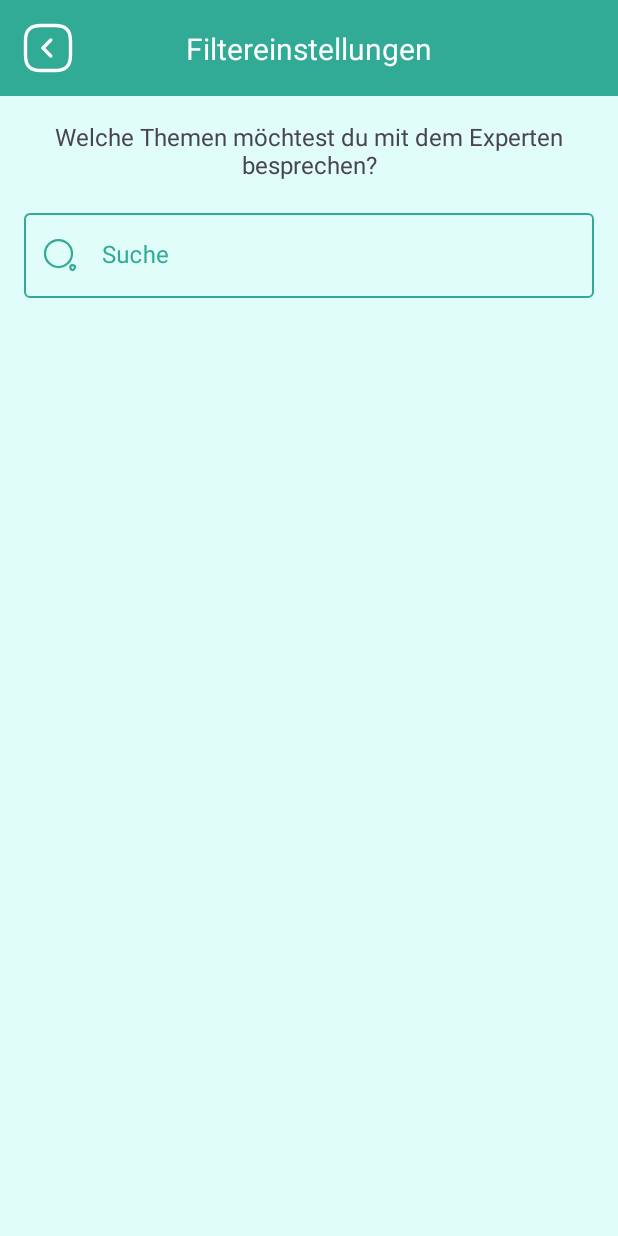
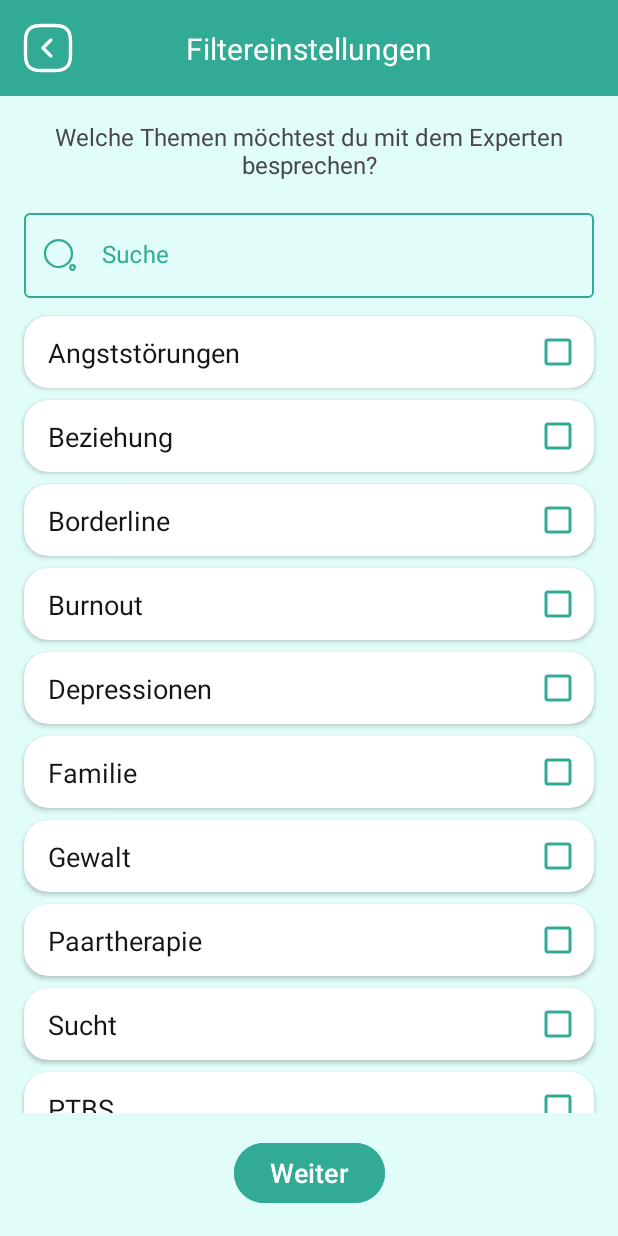
Before and after one commit to Artur1509/MENTI, an Android app: the FilterFragment screen opened through its navigation route, on a phone screen of 412 x 824 dp. Run offline under Robolectric (Android 15) with nearby library versions, the phone set to English and light mode, and no system bars; our stand-ins replace Firebase (no records; nobody signed in at launch, a user with empty details on screens opened directly).

```diff
--- /dev/null
+++ b/app/src/main/java/com/example/menti/data/Categories.kt
@@ -0,0 +1,24 @@
+package com.example.menti.data
+
+import com.example.menti.data.model.Category
+
+class Categories {
+
+    fun loadCategories(): List<Category> {
+        return mutableListOf(
+            Category("Angststörungen", false),
+            Category("Beziehung", false),
+            Category("Borderline", false),
+            Category("Burnout", false),
+            Category("Depressionen", false),
+            Category("Familie", false),
+            Category("Gewalt", false),
+            Category("Paartherapie", false),
+            Category("Sucht", false),
+            Category("PTBS", false),
+            Category("Trauma", false),
+            Category("Panikattacken", false),
+            Category("Suizidgedanken", false)
+        )
+    }
+}
--- /dev/null
+++ b/app/src/main/java/com/example/menti/data/model/Category.kt
@@ -0,0 +1,6 @@
+package com.example.menti.data.model
+
+data class Category(
+    val name: String,
+    val isChecked: Boolean
+)
--- a/app/src/main/java/com/example/menti/ui/DetailFragment.kt
+++ b/app/src/main/java/com/example/menti/ui/DetailFragment.kt
@@ -2,7 +2,6 @@ package com.example.menti.ui
 
 import android.content.res.ColorStateList
 import android.os.Bundle
-import android.util.Log
 import androidx.fragment.app.Fragment
 import android.view.LayoutInflater
 import android.view.View
@@ -14,14 +13,10 @@ import androidx.navigation.fragment.findNavController
 import coil.load
 import com.example.menti.FirebaseViewModel
 import com.example.menti.R
-import com.example.menti.data.model.PsychologistProfile
 import com.example.menti.databinding.FragmentDetailBinding
-import com.example.menti.util.searchResultAdapter
 import com.google.android.material.bottomnavigation.BottomNavigationView
 import com.google.android.material.chip.Chip
 import com.google.android.material.chip.ChipGroup
-import com.google.protobuf.LazyStringArrayList
-import java.util.ArrayList
 
 class DetailFragment : Fragment() {
     private lateinit var binding: FragmentDetailBinding
--- a/app/src/main/java/com/example/menti/ui/FilterFragment.kt
+++ b/app/src/main/java/com/example/menti/ui/FilterFragment.kt
@@ -6,8 +6,9 @@ import android.view.LayoutInflater
 import android.view.View
 import android.view.ViewGroup
 import androidx.navigation.fragment.findNavController
-import com.example.menti.R
+import com.example.menti.data.Categories
 import com.example.menti.databinding.FragmentFilterBinding
+import com.example.menti.util.FilterCategoriesAdapter
 import com.google.android.material.bottomnavigation.BottomNavigationView
 
 class FilterFragment : Fragment() {
@@ -31,6 +32,15 @@ class FilterFragment : Fragment() {
         binding.filterToHomeBTN.setOnClickListener {
             findNavController().navigate(FilterFragmentDirections.actionFilterFragmentToHomeFragment())
         }
+
+        binding.toSearchResultsBTN.setOnClickListener {
+            findNavController().navigate(FilterFragmentDirections.actionFilterFragmentToSearchFragment())
+        }
+
+        val categoriesRV = binding.filterCategoriesRV
+        val data = Categories().loadCategories()
+
+        categoriesRV.adapter = FilterCategoriesAdapter(data)
     }
 
 }
--- /dev/null
+++ b/app/src/main/java/com/example/menti/util/FilterCategoriesAdapter.kt
@@ -0,0 +1,34 @@
+package com.example.menti.util
+
+import android.view.LayoutInflater
+import android.view.ViewGroup
+import androidx.recyclerview.widget.RecyclerView
+import com.example.menti.data.model.Category
+import com.example.menti.databinding.FilterListItemBinding
+
+class FilterCategoriesAdapter(
+    var dataset: List<Category>,
+
+    ): RecyclerView.Adapter<FilterCategoriesAdapter.ItemViewHolder>() {
+    class ItemViewHolder(val binding: FilterListItemBinding) :
+        RecyclerView.ViewHolder(binding.root)
+
+    override fun onCreateViewHolder(parent: ViewGroup, viewType: Int): ItemViewHolder {
+        val binding = FilterListItemBinding.inflate(LayoutInflater.from(parent.context), parent, false)
+        return ItemViewHolder(binding)
+    }
+
+    override fun onBindViewHolder(holder: ItemViewHolder, position: Int) {
+        val item = dataset[position]
+
+        holder.binding.categoryNameTV.text = item.name
+        holder.binding.categoryCheckbox.isChecked = item.isChecked
+
+    }
+
+    override fun getItemCount(): Int {
+        return dataset.size
+    }
+
+
+}
--- /dev/null
+++ b/app/src/main/res/layout/filter_list_item.xml
@@ -0,0 +1,48 @@
+<?xml version="1.0" encoding="utf-8"?>
+<androidx.constraintlayout.widget.ConstraintLayout xmlns:android="http://schemas.android.com/apk/res/android"
+    xmlns:app="http://schemas.android.com/apk/res-auto"
+    xmlns:tools="http://schemas.android.com/tools"
+    android:layout_width="match_parent"
+    android:layout_height="wrap_content">
+
+    <androidx.cardview.widget.CardView
+        android:layout_width="match_parent"
+        android:layout_height="48dp"
+        android:layout_marginStart="16dp"
+        android:layout_marginTop="4dp"
+        android:layout_marginEnd="16dp"
+        android:layout_marginBottom="4dp"
+        app:cardCornerRadius="16dp"
+        app:layout_constraintBottom_toBottomOf="parent"
+        app:layout_constraintEnd_toEndOf="parent"
+        app:layout_constraintStart_toStartOf="parent"
+        app:layout_constraintTop_toTopOf="parent">
+
+        <androidx.constraintlayout.widget.ConstraintLayout
+            android:layout_width="match_parent"
+            android:layout_height="match_parent">
+
+            <TextView
+                android:id="@+id/categoryNameTV"
+                android:layout_width="wrap_content"
+                android:layout_height="wrap_content"
+                android:layout_marginStart="16dp"
+                android:text="TextView"
+                android:textColor="@color/font"
+                android:textSize="18sp"
+                app:layout_constraintBottom_toBottomOf="parent"
+                app:layout_constraintStart_toStartOf="parent"
+                app:layout_constraintTop_toTopOf="parent" />
+
+            <CheckBox
+                android:id="@+id/categoryCheckbox"
+                android:layout_width="48dp"
+                android:layout_height="48dp"
+                app:buttonTint="@color/primary"
+                app:layout_constraintBottom_toBottomOf="parent"
+                app:layout_constraintEnd_toEndOf="parent"
+                app:layout_constraintTop_toTopOf="parent" />
+
+        </androidx.constraintlayout.widget.ConstraintLayout>
+    </androidx.cardview.widget.CardView>
+</androidx.constraintlayout.widget.ConstraintLayout>
--- a/app/src/main/res/layout/fragment_filter.xml
+++ b/app/src/main/res/layout/fragment_filter.xml
@@ -67,6 +67,7 @@
     </androidx.constraintlayout.widget.ConstraintLayout>
 
     <com.google.android.material.textfield.TextInputLayout
+        android:id="@+id/textInputLayout8"
         style="@style/Widget.MaterialComponents.TextInputLayout.OutlinedBox"
         android:layout_width="match_parent"
         android:layout_height="wrap_content"
@@ -89,4 +90,28 @@
             android:hint="Suche" />
     </com.google.android.material.textfield.TextInputLayout>
 
+    <androidx.recyclerview.widget.RecyclerView
+        android:id="@+id/filterCategoriesRV"
+        android:layout_width="match_parent"
+        android:layout_height="0dp"
+        android:layout_marginTop="8dp"
+        android:layout_marginBottom="16dp"
+        app:layoutManager="androidx.recyclerview.widget.LinearLayoutManager"
+        app:layout_constraintBottom_toTopOf="@+id/toSearchResultsBTN"
+        app:layout_constraintTop_toBottomOf="@+id/textInputLayout8"
+        tools:layout_editor_absoluteX="1dp"
+        tools:listitem="@layout/filter_list_item" />
+
+    <Button
+        android:id="@+id/toSearchResultsBTN"
+        android:layout_width="wrap_content"
+        android:layout_height="wrap_content"
+        android:layout_marginBottom="18dp"
+        android:backgroundTint="@color/primary"
+        android:text="Weiter"
+        android:textSize="18sp"
+        app:layout_constraintBottom_toBottomOf="parent"
+        app:layout_constraintEnd_toEndOf="parent"
+        app:layout_constraintStart_toStartOf="parent" />
+
 </androidx.constraintlayout.widget.ConstraintLayout>
--- a/app/src/main/res/layout/fragment_home.xml
+++ b/app/src/main/res/layout/fragment_home.xml
@@ -49,7 +49,7 @@
                 android:layout_marginTop="24dp"
                 android:backgroundTint="@color/primary"
                 android:text="@string/search_button_text"
-                android:textSize="20sp"
+                android:textSize="18sp"
                 app:layout_constraintEnd_toEndOf="parent"
                 app:layout_constraintStart_toStartOf="parent"
                 app:layout_constraintTop_toBottomOf="@+id/infoTV" />
--- a/app/src/main/res/layout/fragment_profile.xml
+++ b/app/src/main/res/layout/fragment_profile.xml
@@ -210,7 +210,7 @@
         android:layout_height="wrap_content"
         android:backgroundTint="@color/primary"
         android:text="Speichern"
-        android:textSize="20sp"
+        android:textSize="18sp"
         app:layout_constraintBottom_toBottomOf="parent"
         app:layout_constraintEnd_toEndOf="@+id/textInputLayout7"
         app:layout_constraintStart_toStartOf="@+id/textInputLayout7"
--- a/app/src/main/res/navigation/nav_graph.xml
+++ b/app/src/main/res/navigation/nav_graph.xml
@@ -41,7 +41,11 @@
         android:id="@+id/favoritesFragment"
         android:name="com.example.menti.ui.FavoritesFragment"
         android:label="fragment_favorites"
-        tools:layout="@layout/fragment_favorites" />
+        tools:layout="@layout/fragment_favorites" >
+        <action
+            android:id="@+id/action_favoritesFragment_to_detailFragment"
+            app:destination="@id/detailFragment" />
+    </fragment>
     <fragment
         android:id="@+id/messengerFragment"
         android:name="com.example.menti.ui.MessengerFragment"
@@ -113,6 +117,9 @@
             android:name="tags"
             app:argType="string[]"
             app:nullable="true" />
+        <action
+            android:id="@+id/action_detailFragment_to_favoritesFragment"
+            app:destination="@id/favoritesFragment" />
     </fragment>
     <fragment
         android:id="@+id/filterFragment"
--- a/app/src/main/res/values/styles.xml
+++ b/app/src/main/res/values/styles.xml
@@ -5,4 +5,9 @@
         <item name="android:minHeight">15dip</item>
         <item name="android:maxHeight">47dip</item>
     </style>
+
+    <style name="CheckboxStyle">
+        <item name="colorControlNormal">@color/primary</item>
+        <item name="colorAccent">@color/primary</item>
+    </style>
 </resources>
```
Also changed, not shown: app/src/main/java/com/example/menti/FirebaseViewModel.kt (+17 -1 lines), app/src/main/java/com/example/menti/ui/FavoritesFragment.kt (+17 -1 lines), app/src/main/java/com/example/menti/ui/SearchFragment.kt (+14 -8 lines), app/src/main/java/com/example/menti/util/FavoritesAdapter.kt (added, +90 -0 lines), app/src/main/java/com/example/menti/util/SearchResultAdapter.kt (renamed from app/src/main/java/com/example/menti/util/searchResultAdapter.kt, +30 -20 lines), app/src/main/res/layout/fragment_favorites.xml (+17 -4 lines).
